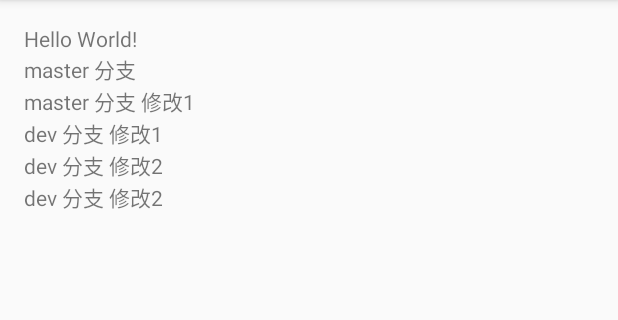
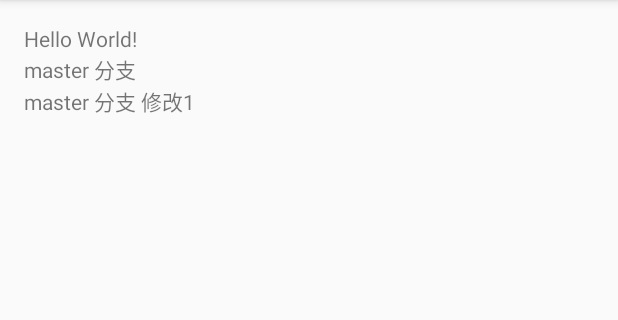
Before and after one commit to pCpptgzoh/TestBranch, an Android app: the screen it shows after launch (MainActivity), on a phone screen of 412 x 824 dp, the part 84-404 px from its top. Run offline under Robolectric (Android 15) with nearby library versions, the phone set to English and light mode, and no system bars.

Commit message:
master 文件1

```diff
--- a/app/src/main/res/layout/activity_main.xml
+++ b/app/src/main/res/layout/activity_main.xml
@@ -26,20 +26,4 @@
         android:layout_height="wrap_content"
         android:text="master 分支 修改1" />
 
-    <TextView
-        android:layout_width="wrap_content"
-        android:layout_height="wrap_content"
-        android:text="dev 分支 修改1" />
-
-
-    <TextView
-        android:layout_width="wrap_content"
-        android:layout_height="wrap_content"
-        android:text="dev 分支 修改2" />
-
-    <TextView
-        android:layout_width="wrap_content"
-        android:layout_height="wrap_content"
-        android:text="dev 分支 修改2" />
-
 </LinearLayout>
--- a/app/src/main/res/layout/dev.xml
+++ b/app/src/main/res/layout/master1.xml
@@ -14,7 +14,6 @@
     <TextView
         android:layout_width="wrap_content"
         android:layout_height="wrap_content"
-        android:text="dev 文件" />
-
+        android:text="master1 文件" />
 
 </LinearLayout>
```
